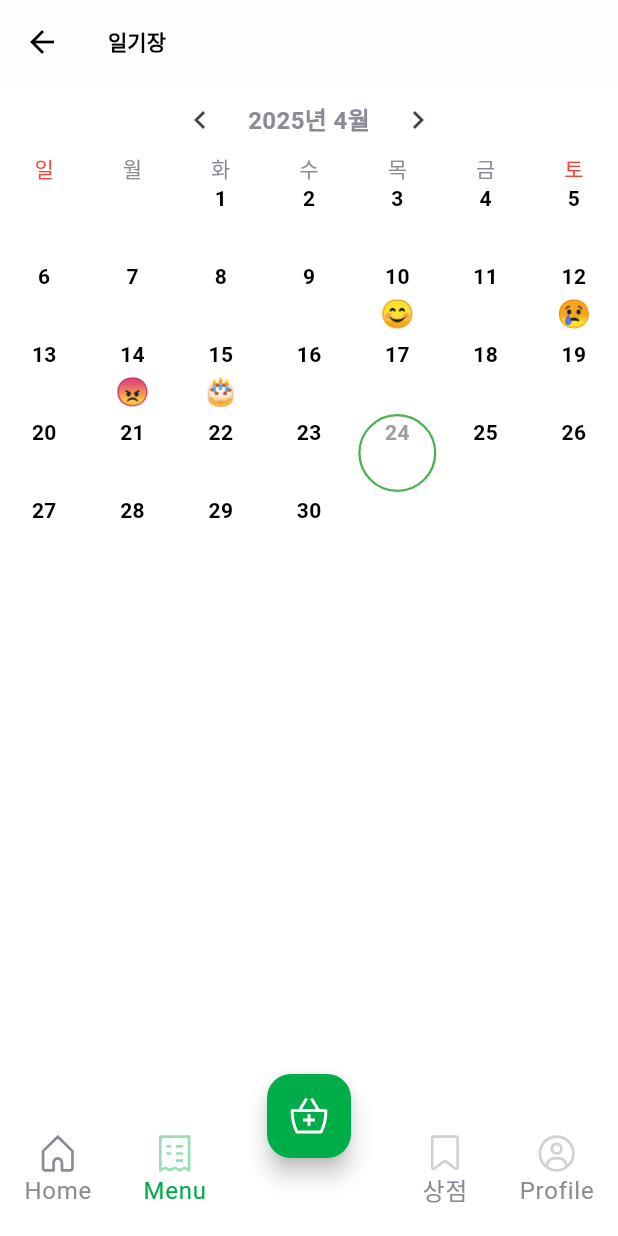
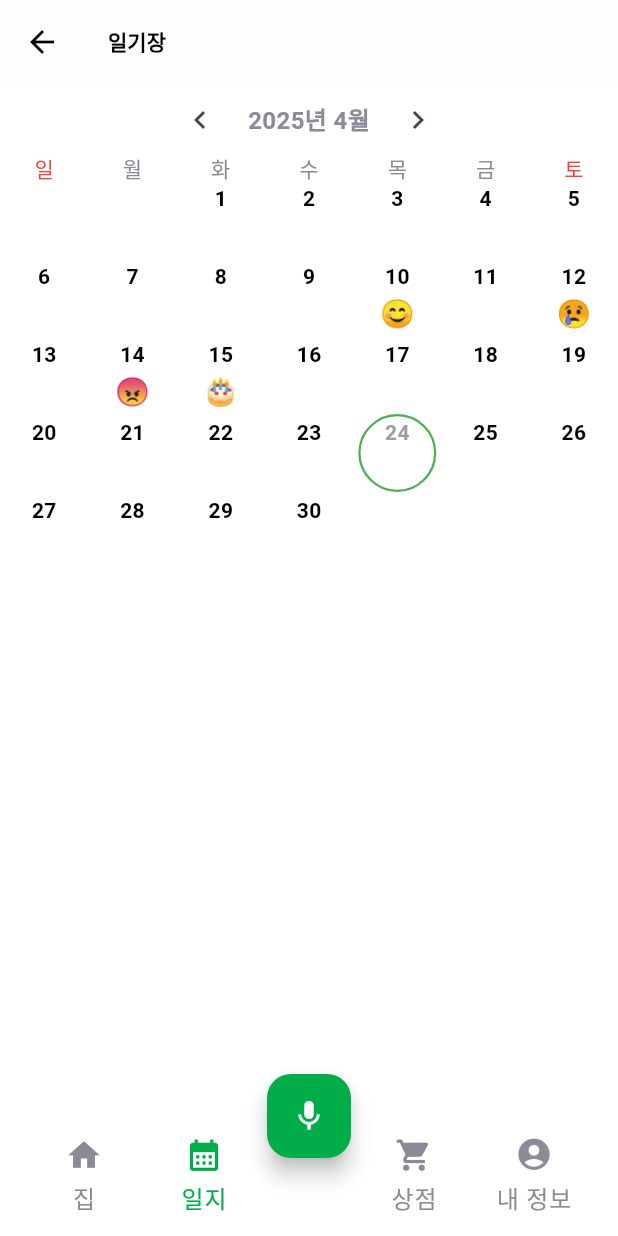
Before and after one commit to Eunverpool/SarangBang, a Flutter app: the screen it shows after launch, item 2 of the bottom bar chosen, on a phone screen of 412 x 824 dp. Run offline on Flutter 3.47's test engine with Material 3 defaults, Android fonts, the phone set to English and light mode, and no system bars; drawn by our look-alikes of table_calendar; our stand-ins replace cached_network_image, flutter_credit_card, flutter_svg, form_field_validator; network calls fail; Roboto replaces fonts that are missing (Gilroy).

Commit message:
0424 1655 lew img 수정

```diff
--- a/lib/views/entrypoint/components/app_navigation_bar.dart
+++ b/lib/views/entrypoint/components/app_navigation_bar.dart
@@ -20,37 +20,43 @@ class AppBottomNavigationBar extends StatelessWidget {
       notchMargin: AppDefaults.margin,
       color: AppColors.scaffoldBackground,
       child: Row(
-        mainAxisAlignment: MainAxisAlignment.spaceBetween,
+        mainAxisAlignment: MainAxisAlignment.spaceBetween, // ← 삭제해도 됨
         children: [
-          BottomAppBarItem(
-            name: 'Home',
-            iconLocation: AppIcons.home,
+          Expanded(
+            child: BottomAppBarItem(
+              name: '집',
+              iconLocation: const Icon(Icons.home, size: 25),
               isActive: currentIndex == 0,
               onTap: () => onNavTap(0),
             ),
-          BottomAppBarItem(
-            name: 'Menu',
-            iconLocation: AppIcons.menu,
+          ),
+          Expanded(
+            child: BottomAppBarItem(
+              name: '일지',
+              iconLocation: const Icon(Icons.calendar_month, size: 25),
               isActive: currentIndex == 1,
               onTap: () => onNavTap(1),
             ),
+          ),
           const Padding(
-            padding: EdgeInsets.all(AppDefaults.padding * 2),
+            padding: EdgeInsets.all(AppDefaults.padding * 1.5),
             child: SizedBox(width: AppDefaults.margin),
           ),
-          /* <---- We have to leave this 3rd index (2) for the cart item -----> */
-
-          BottomAppBarItem(
+          Expanded(
+            child: BottomAppBarItem(
               name: '상점',
-            iconLocation: AppIcons.save,
+              iconLocation: const Icon(Icons.shopping_cart, size: 25),
               isActive: currentIndex == 3,
               onTap: () => onNavTap(3),
             ),
-          BottomAppBarItem(
-            name: 'Profile',
-            iconLocation: AppIcons.profile,
+          ),
+          Expanded(
+            child: BottomAppBarItem(
+              name: '내 정보',
+              iconLocation: const Icon(Icons.account_circle, size: 25),
               isActive: currentIndex == 4,
               onTap: () => onNavTap(4),
+            ),
           ),
         ],
       ),
--- a/lib/views/entrypoint/components/bottom_app_bar_item.dart
+++ b/lib/views/entrypoint/components/bottom_app_bar_item.dart
@@ -12,29 +12,35 @@ class BottomAppBarItem extends StatelessWidget {
     required this.onTap,
   });
 
-  final String iconLocation;
+  final Widget iconLocation;
   final String name;
   final bool isActive;
   final void Function() onTap;
 
   @override
   Widget build(BuildContext context) {
+    Color iconColor = isActive ? AppColors.primary : AppColors.placeholder;
+
     return InkWell(
       onTap: onTap,
       child: Column(
-        // mainAxisSize: MainAxisSize.min,
+        mainAxisSize: MainAxisSize.min,
         children: [
-          SvgPicture.asset(
-            iconLocation,
-            colorFilter: ColorFilter.mode(
-              isActive ? AppColors.primary : AppColors.placeholder,
-              BlendMode.srcIn,
+          if (iconLocation is SvgPicture)
+            ColorFiltered(
+              colorFilter: ColorFilter.mode(iconColor, BlendMode.srcIn),
+              child: iconLocation,
+            )
+          else
+            IconTheme(
+              data: IconThemeData(color: iconColor),
+              child: iconLocation,
             ),
-          ),
+          const SizedBox(height: 4),
           Text(
             name,
             style: Theme.of(context).textTheme.bodyLarge?.copyWith(
-                  color: isActive ? AppColors.primary : AppColors.placeholder,
+                  color: iconColor,
                 ),
           ),
         ],
--- a/lib/views/entrypoint/entrypoint_ui.dart
+++ b/lib/views/entrypoint/entrypoint_ui.dart
@@ -19,7 +19,6 @@ import '../diary/diary_page.dart';
 // 우리가 작업한거
 import '../../views/chat/chat_page.dart';
 import 'package:flutter/material.dart';
-
 
 /// This page will contain all the bottom navigation tabs
 class EntryPointUI extends StatefulWidget {
@@ -72,8 +71,7 @@ class _EntryPointUIState extends State<EntryPointUI> {
           );
         },
         backgroundColor: AppColors.primary,
-        child: SvgPicture.asset(AppIcons.cart),
-
+        child: const Icon(Icons.mic, color: Colors.white),
       ),
       floatingActionButtonLocation: FloatingActionButtonLocation.centerDocked,
       bottomNavigationBar: AppBottomNavigationBar(
```
Also changed, not shown: lib/views/home/home_page.dart (+36 -32 lines), assets/images/app_logo.svg (deleted), assets/images/app_logo.svg.svg (added), 1 other file. Lines whose indentation alone changed are shown as unchanged.
